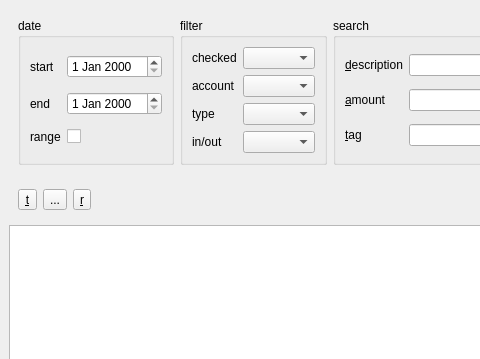
Above: ui/pydosh.ui from innerhippy/pydosh before the change; both pictures show x 0 to 480 and y 0 to 359 of the 838 by 707 pixel window. Below: the same form after it.
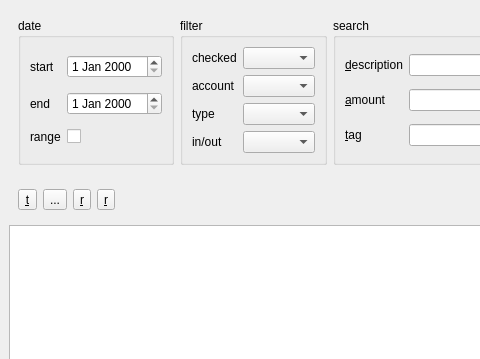
That is the form after the change. Icons and pictures are not drawn. Custom widgets are drawn as their Qt base class.

Commit message: added delete record

```diff
--- a/ui/pydosh.ui
+++ b/ui/pydosh.ui
@@ -338,6 +338,20 @@
          </property>
         </widget>
        </item>
+       <item>
+        <widget class="QToolButton" name="deleteButton">
+         <property name="toolTip">
+          <string>reload data (Alt-r)</string>
+         </property>
+         <property name="text">
+          <string>&amp;r</string>
+         </property>
+         <property name="icon">
+          <iconset resource="pydosh.qrc">
+           <normaloff>:/icons/cross.png</normaloff>:/icons/cross.png</iconset>
+         </property>
+        </widget>
+       </item>
        <item>
         <spacer name="horizontalSpacer_4">
          <property name="orientation">
```
The commit also changes 3 other files.
